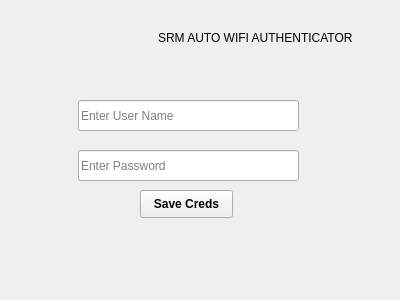
UtkarshRana22/SRM_AUTO_WIFI_AUTHENTICATOR, file design.ui: the form before one commit.
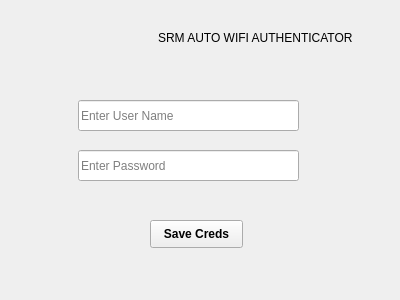
The form after the commit. Icons and pictures are not drawn.

```diff
--- a/design.ui
+++ b/design.ui
@@ -87,8 +87,8 @@
     <widget class="QPushButton" name="Save">
      <property name="geometry">
       <rect>
-       <x>110</x>
-       <y>120</y>
+       <x>120</x>
+       <y>150</y>
        <width>93</width>
        <height>28</height>
       </rect>
```
Left out of the diff: 16 changed lines with no effect on the pictures.
